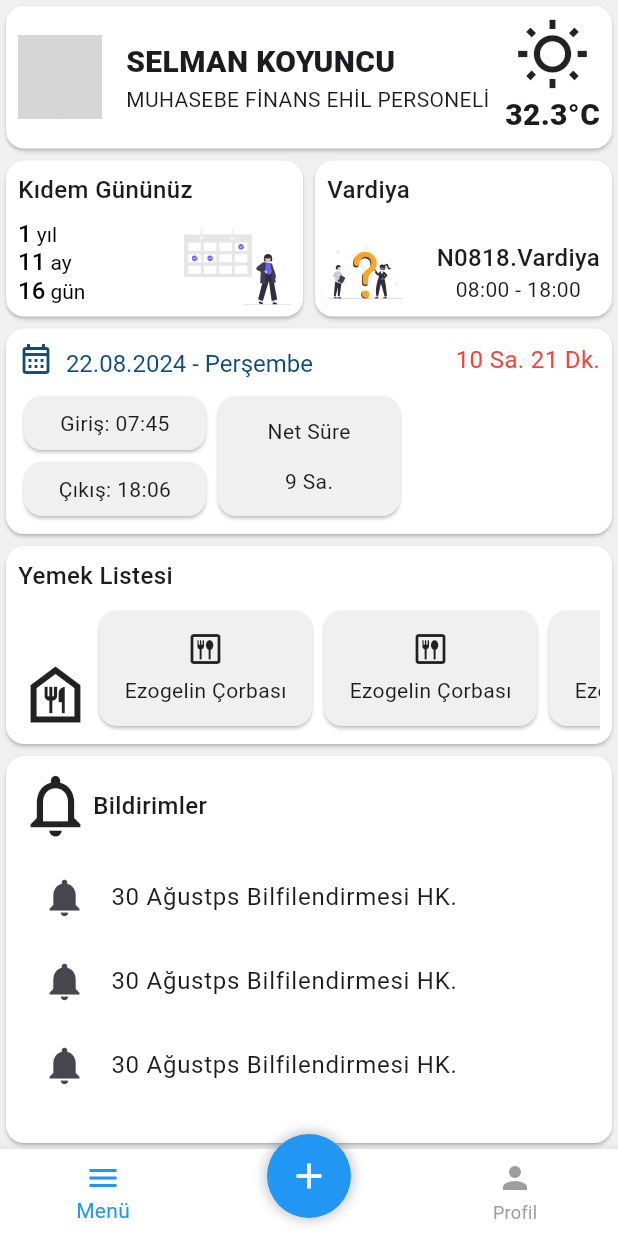
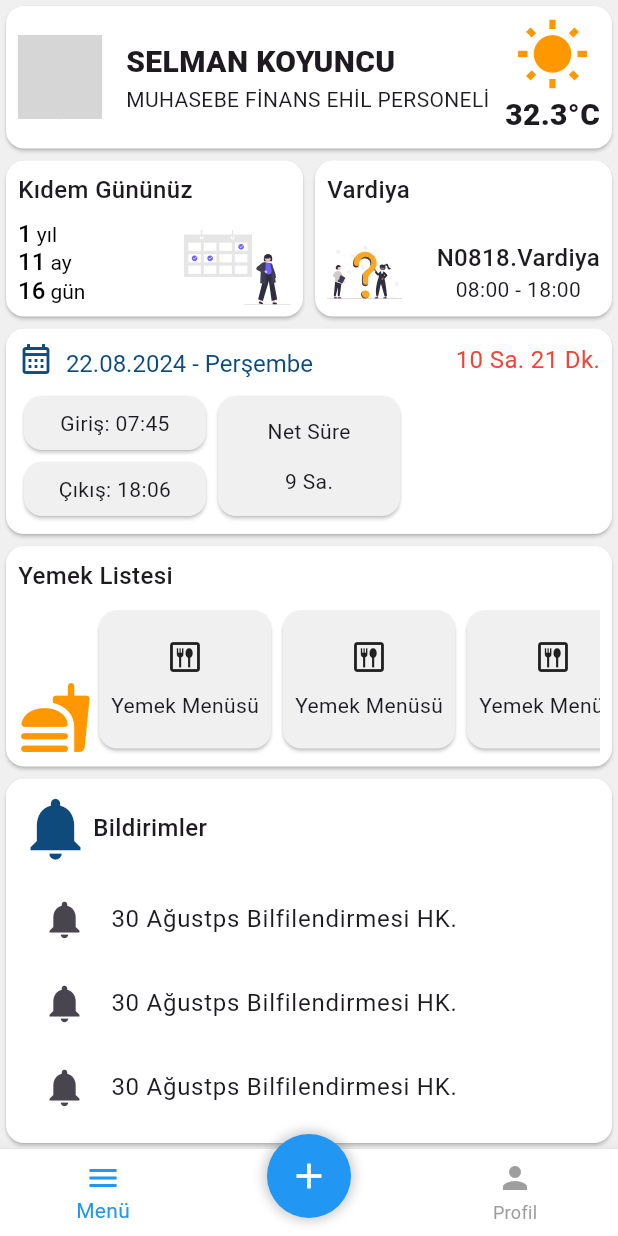
Before and after one commit to PenguBey/opak_mobile, a Flutter app: the MainMenuView screen opened directly, on a phone screen of 412 x 824 dp. Run offline on Flutter 3.47's test engine with Material 3 defaults, Android fonts, the phone set to English and light mode, and no system bars; our stand-ins replace fl_chart, flutter_svg; network calls fail; grey boxes are pictures that could not be loaded.

Commit message:
icon ayarlari

```diff
--- a/lib/constants/color_con.dart
+++ b/lib/constants/color_con.dart
@@ -4,6 +4,7 @@ class ColorCon {
   static const backGround = Color(0xFFF0F0F0);
   static const foreGround = Color(0xFFFFFFFF);
   static const takvim = Color.fromRGBO(14, 75, 124, 1);
+
   static const gunes = Color.fromRGBO(255, 152, 0, 1);
   static const blackshadow = Color.fromRGBO(158, 158, 158, 0.3);
   static const chart = LinearGradient(colors: [
--- a/lib/widgets/bildirim_listesi_widget.dart
+++ b/lib/widgets/bildirim_listesi_widget.dart
@@ -21,8 +21,9 @@ class BildirimListesiWidget extends StatelessWidget {
               child: Row(
                 children: [
                   Icon(
-                    Icons.notifications_none,
+                    Icons.notifications,
                     size: 50,
+                    color: ColorCon.takvim,
                   ),
                   Text(
                     "Bildirimler",
--- a/lib/widgets/user_tile_widget.dart
+++ b/lib/widgets/user_tile_widget.dart
@@ -42,8 +42,9 @@ class UserTileWidget extends StatelessWidget {
               mainAxisAlignment: MainAxisAlignment.center,
               children: [
                 Icon(
-                  Icons.wb_sunny_outlined,
+                  Icons.wb_sunny,
                   size: 50,
+                  color: ColorCon.gunes,
                 ),
                 Text(
                   "32.3°C",
--- a/lib/widgets/yemek_listesi_widget.dart
+++ b/lib/widgets/yemek_listesi_widget.dart
@@ -16,7 +16,6 @@ class YemekListesiWidget extends StatelessWidget {
         padding: EdgeCon.card,
         child: Column(
           crossAxisAlignment: CrossAxisAlignment.start,
-          mainAxisSize: MainAxisSize.max,
           children: [
             const Padding(
               padding: EdgeCon.miniBaslik,
@@ -27,33 +26,29 @@ class YemekListesiWidget extends StatelessWidget {
             ),
             Row(
               crossAxisAlignment: CrossAxisAlignment.end,
-              mainAxisAlignment: MainAxisAlignment.start,
               children: [
                 const Icon(
-                  Icons.food_bank_outlined,
+                  Icons.fastfood_rounded,
                   size: 50,
+                  color: ColorCon.gunes,
                 ),
                 Expanded(
                   child: SizedBox(
-                    height: 85,
+                    height: 100,
                     child: ListView.builder(
-                      itemCount: 15,
+                      itemCount: 5,
                       scrollDirection: Axis.horizontal,
                       itemBuilder: (context, index) {
-                        return const SizedBox(
-                          width: 150,
-                          child: Card(
+                        return const Card(
                           color: ColorCon.backGround,
                           child: Padding(
                             padding: EdgeCon.card,
                             child: Column(
-                                mainAxisAlignment:
-                                    MainAxisAlignment.spaceEvenly,
+                              mainAxisAlignment: MainAxisAlignment.spaceEvenly,
                               children: [
                                 Icon(Icons.dining_outlined),
-                                  Text("Ezogelin Çorbası")
+                                Text("Yemek Menüsü")
                               ],
-                              ),
                             ),
                           ),
                         );
```
Also changed, not shown: lib/widgets/basit_bilgialan_wiget.dart (+9 -7 lines). Lines whose indentation alone changed are shown as unchanged.
